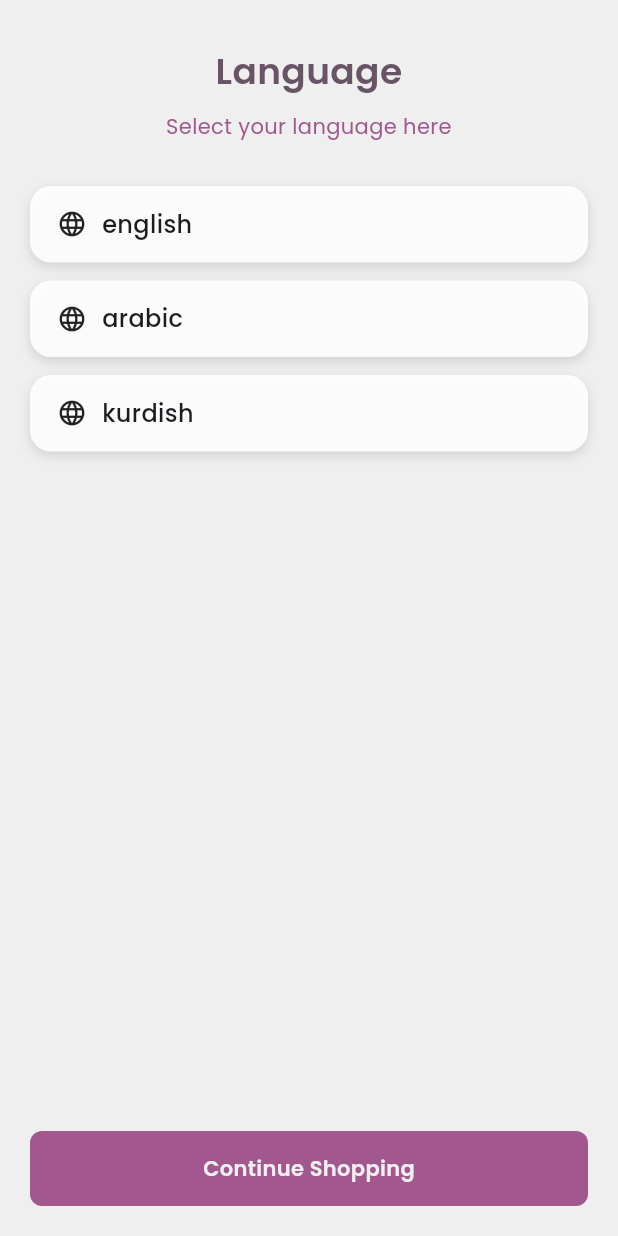
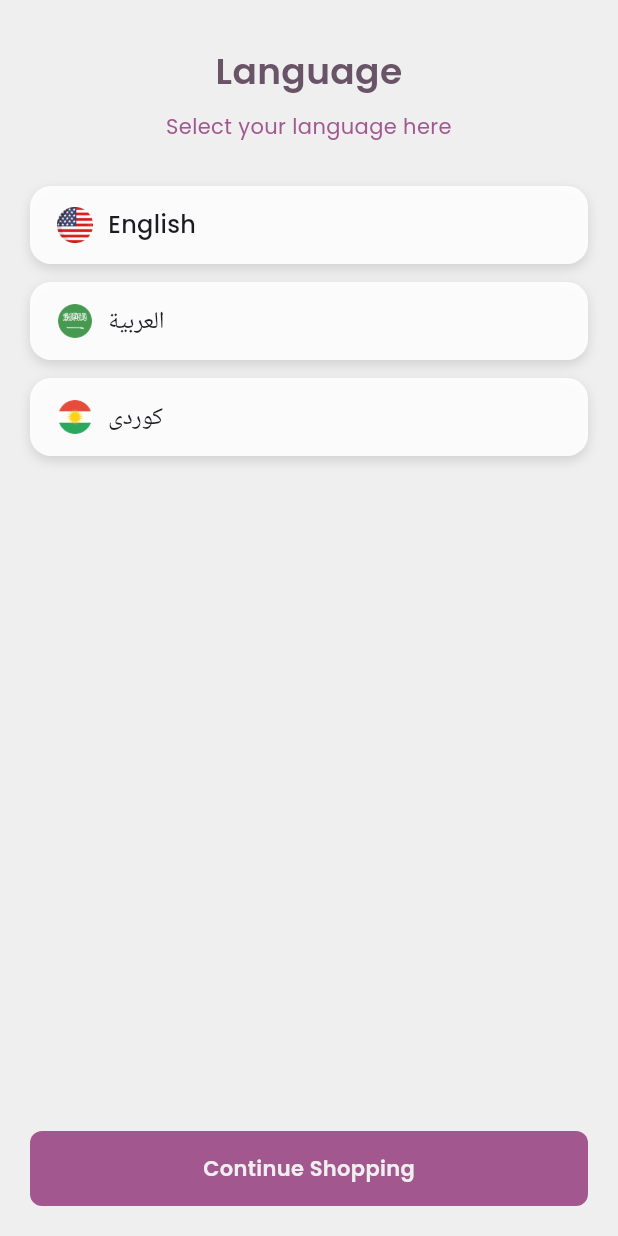
Before and after one commit to AMAS-39/kobin-amas-github, a Flutter app: the screen it shows after launch, on a phone screen of 412 x 824 dp. Run offline on Flutter 3.47's test engine with Material 3 defaults, Android fonts, the phone set to English and light mode, and no system bars; our stand-ins replace cached_network_image, carousel_slider, dotted_border, dotted_line, dropdown_button2, flutter_dash and 9 more; missing offline and left inert: flutter_phone_direct_caller, svg_flutter.

Commit message:
Finalize APK build: updated configs, assets if any

```diff
--- a/lib/languages/krd.dart
+++ b/lib/languages/krd.dart
@@ -307,7 +307,7 @@ final dynamic krd = {
   "alertDescription":
       "Your order is accepted. Your items are on the way and should arrive shortly.",
   "tracking": "Tracking Order",
-  "continueShopping": "Continue Shopping",
+  "continueShopping": "بەردەوام بە لە فرۆشتن",
   "orderTrackingDate": "01 Dec, 2022",
   "orderId": "Order ID :  ",
   'orderNo': "#1245035000",
@@ -480,5 +480,5 @@ final dynamic krd = {
   "subCategory": "پۆلی لاوەکی",
   "category": "پۆل",
   "company": "کۆمپانیا",
-  "logoutResure": "دڵنیای کە دەتەوێت بچیتە دەرەوە؟"
+  "logoutResure": "دڵنیای کە دەتەوێت بچیتە دەرەوە؟",
 };
--- a/lib/screens/app_pages_screen/details_screen/layout/details_carousel_image.dart
+++ b/lib/screens/app_pages_screen/details_screen/layout/details_carousel_image.dart
@@ -20,7 +20,11 @@ class DetailsCarousel extends StatelessWidget {
               placeholder: (context, url) => const Center(
                 child: CircularProgressIndicator(strokeWidth: 2),
               ),
-              errorWidget: (context, url, error) => const Icon(Icons.error),
+              errorWidget: (context, url, error) => Image.asset(
+  'assets/images/icon.png',
+  fit: BoxFit.cover,
+),
+
             ),
           ),
         )
--- a/lib/screens/auth_screens/language_selector_screen/language_selector_screen.dart
+++ b/lib/screens/auth_screens/language_selector_screen/language_selector_screen.dart
@@ -39,18 +39,33 @@ class LanguageSelectorScreen extends StatelessWidget {
           .asMap()
           .entries
           .map(
-                            (e) => InkWell(
+            (e) {
+              // Map index to native name & flag
+              String displayName = "";
+              String flagPath = "";
+
+              if (e.key == 0) {
+                displayName = "English"; // English
+                flagPath = "assets/flags/usa.png";
+              } else if (e.key == 1) {
+                displayName = "العربية"; // Arabic
+                flagPath = "assets/flags/saudi.png";
+              } else if (e.key == 2) {
+                displayName = "کوردی"; // Kurdish
+                flagPath = "assets/flags/kurdistan.png";
+              }
+
+              return InkWell(
                 borderRadius: BorderRadius.circular(14),
                 onTap: () {
-                                languageCtrl.changeLocale(
-                                    e.value['title'].toString());
+                  languageCtrl.changeLocale(e.value['title'].toString());
                 },
                 child: Container(
                   margin: const EdgeInsets.only(bottom: 12),
                   padding: const EdgeInsets.symmetric(
                       horizontal: 18, vertical: 14),
                   decoration: BoxDecoration(
-                                  color: Colors.white.withOpacity(0.9), // Fallback color
+                    color: Colors.white.withOpacity(0.9),
                     borderRadius: BorderRadius.circular(14),
                     boxShadow: [
                       BoxShadow(
@@ -62,23 +77,25 @@ class LanguageSelectorScreen extends StatelessWidget {
                   ),
                   child: Row(
                     children: [
-                                    const Icon(Icons.language, size: 20),
+                      Image.asset(flagPath, width: 24, height: 24),
                       const HSpace(Sizes.s10),
                       Expanded(
                         child: Text(
-                                        e.value['title'],
+                          displayName,
                           style: appCss.dmPoppinsMedium16,
                         ),
                       ),
                     ],
                   ),
                 ),
-                            ),
+              );
+            },
           )
           .toList(),
     ).paddingSymmetric(horizontal: Insets.i20),
   ),
 ),
+
                 // Continue Button
                 ButtonCommon(
                   title: language(context, appFonts.continueShopping),
--- a/lib/screens/bottom_screens/deprtment_screen/layout/department_sublayout.dart
+++ b/lib/screens/bottom_screens/deprtment_screen/layout/department_sublayout.dart
@@ -48,7 +48,10 @@ class DepartmentSubLayout extends StatelessWidget {
                         placeholder: (context, url) => const Center(
                           child: CircularProgressIndicator(strokeWidth: 2),
                         ),
-                        errorWidget: (context, url, error) => const Icon(Icons.error),
+                        errorWidget: (context, url, error) => Image.asset(
+  'assets/images/icon.png',
+  fit: BoxFit.cover,
+),
                       ),
                     ),
                   ),
--- a/lib/screens/bottom_screens/home_screen/layout/offerzone_sublayout.dart
+++ b/lib/screens/bottom_screens/home_screen/layout/offerzone_sublayout.dart
@@ -33,7 +33,10 @@ class OfferZoneSubLayout extends StatelessWidget {
                         placeholder: (context, url) => Center(
                           child: CircularProgressIndicator(),
                         ),
-                        errorWidget: (context, url, error) => Icon(Icons.error),
+                        errorWidget: (context, url, error) => Image.asset(
+  'assets/images/icon.png',
+  fit: BoxFit.cover,
+),
                       ),
                     ),
                   ).paddingAll(Insets.i10),
--- a/lib/screens/bottom_screens/home_screen/layout/trendfurniture_sublayout_list.dart
+++ b/lib/screens/bottom_screens/home_screen/layout/trendfurniture_sublayout_list.dart
@@ -32,7 +32,10 @@ class TrendFurnitureList extends StatelessWidget {
                   placeholder: (context, url) => Center(
                     child: CircularProgressIndicator(),
                   ),
-                  errorWidget: (context, url, error) => Icon(Icons.error),
+                  errorWidget: (context, url, error) => Image.asset(
+  'assets/images/icon.png',
+  fit: BoxFit.cover,
+),
                 ),
               ),
             ).paddingAll(Insets.i10),
--- a/lib/screens/bottom_screens/profile_screen/profile_screen.dart
+++ b/lib/screens/bottom_screens/profile_screen/profile_screen.dart
@@ -54,8 +54,10 @@ class _ProfileScreenState extends State<ProfileScreen> {
                             placeholder: (context, url) => Center(
                               child: CircularProgressIndicator(),
                             ),
-                            errorWidget: (context, url, error) =>
-                                Icon(Icons.error),
+                            errorWidget: (context, url, error) => Image.asset(
+  'assets/images/icon.png',
+  fit: BoxFit.cover,
+),
                           ),
                         ).paddingSymmetric(
                             vertical: Insets.i5, horizontal: Insets.i20)
--- a/lib/screens/bottom_screens/sales_screen/layout/SalesWidgets.dart
+++ b/lib/screens/bottom_screens/sales_screen/layout/SalesWidgets.dart
@@ -48,7 +48,10 @@ class SalesWidgets {
                     placeholder: (context, url) => Center(
                       child: CircularProgressIndicator(),
                     ),
-                    errorWidget: (context, url, error) => Icon(Icons.error),
+                    errorWidget: (context, url, error) => Image.asset(
+  'assets/images/icon.png',
+  fit: BoxFit.cover,
+),
                   ),
                 ),
               ),
--- a/lib/screens/bottom_screens/wishlist_screen/layout/wishlist_sublayout.dart
+++ b/lib/screens/bottom_screens/wishlist_screen/layout/wishlist_sublayout.dart
@@ -40,7 +40,10 @@ class WishlistSubLayout extends StatelessWidget {
                       placeholder: (context, url) => Center(
                         child: CircularProgressIndicator(),
                       ),
-                      errorWidget: (context, url, error) => Icon(Icons.error),
+                     errorWidget: (context, url, error) => Image.asset(
+  'assets/images/icon.png',
+  fit: BoxFit.cover,
+),
                     ),
                   ),
                 ).paddingSymmetric(horizontal: Insets.i10),
--- a/lib/widgets/common_container_grid.dart
+++ b/lib/widgets/common_container_grid.dart
@@ -58,8 +58,10 @@ class CommonContainerGrid extends StatelessWidget {
                       placeholder: (context, url) => Center(
                         child: CircularProgressIndicator(),
                       ),
-                      errorWidget: (context, url, error) =>
-                          const Icon(Icons.error),
+                      errorWidget: (context, url, error) => Image.asset(
+  'assets/images/icon.png',
+  fit: BoxFit.cover,
+),
                     ),
                   ),
                 ),
--- a/lib/widgets/common_subcategory.dart
+++ b/lib/widgets/common_subcategory.dart
@@ -56,7 +56,10 @@ class CommonSubCategory extends StatelessWidget {
                               placeholder: (context, url) => const Center(
                                 child: CircularProgressIndicator(strokeWidth: 2),
                               ),
-                              errorWidget: (context, url, error) => const Icon(Icons.error),
+                              errorWidget: (context, url, error) => Image.asset(
+  'assets/images/icon.png',
+  fit: BoxFit.cover,
+),
                             ),
                           ),
                           Container(
--- a/pubspec.yaml
+++ b/pubspec.yaml
@@ -51,6 +51,10 @@ flutter:
     - assets/images/
     - assets/svg/
     - assets/gif/
+    - assets/flags/kurdistan.png
+    - assets/flags/usa.png
+    - assets/flags/saudi.png
+    - assets/images/icon.png
 
   fonts:
     - family: Poppins
```
Also changed, not shown: lib/screens/app_pages_screen/category_screen/layout/category_sublayout.dart (+5 -3 lines), lib/screens/app_pages_screen/details_screen/layout/details_sublayout_carousel.dart (+4 -3 lines), lib/screens/bottom_screens/home_screen/layout/common_grid_layout.dart (+4 -3 lines), assets/flags/kurdistan.png (added), assets/flags/saudi.png (added), assets/flags/usa.png (added). Lines whose indentation alone changed are shown as unchanged.
